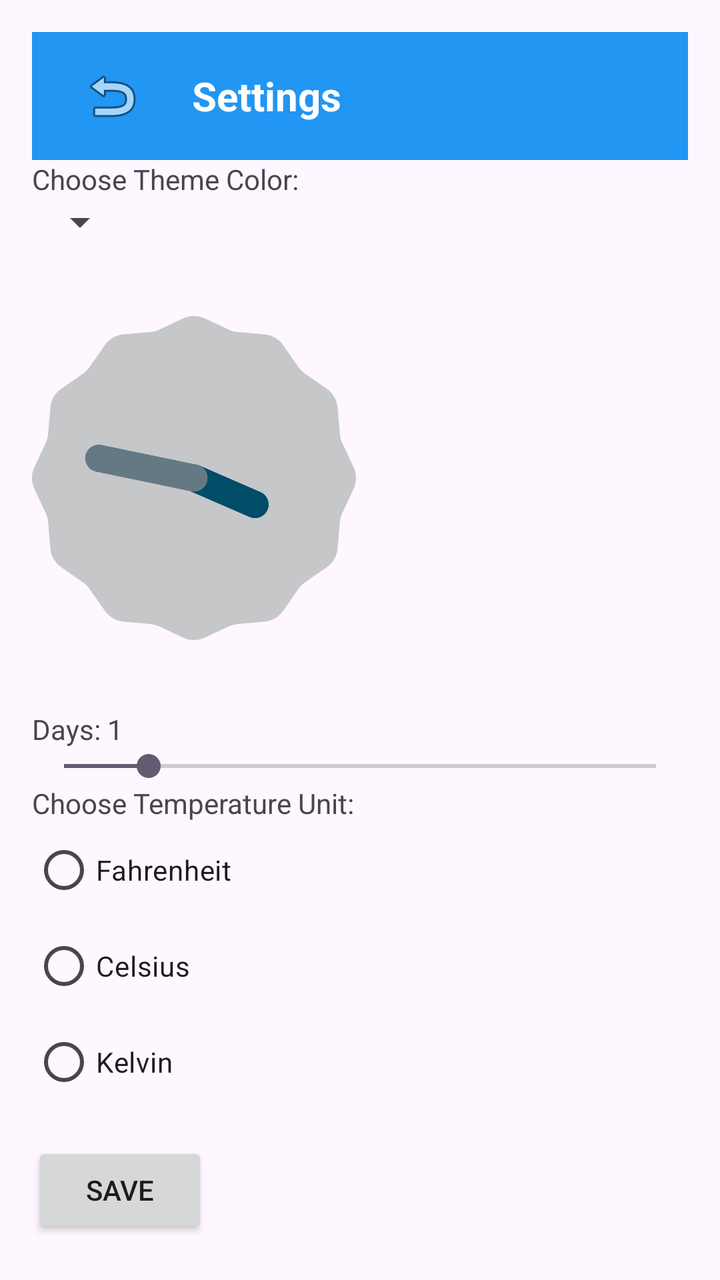
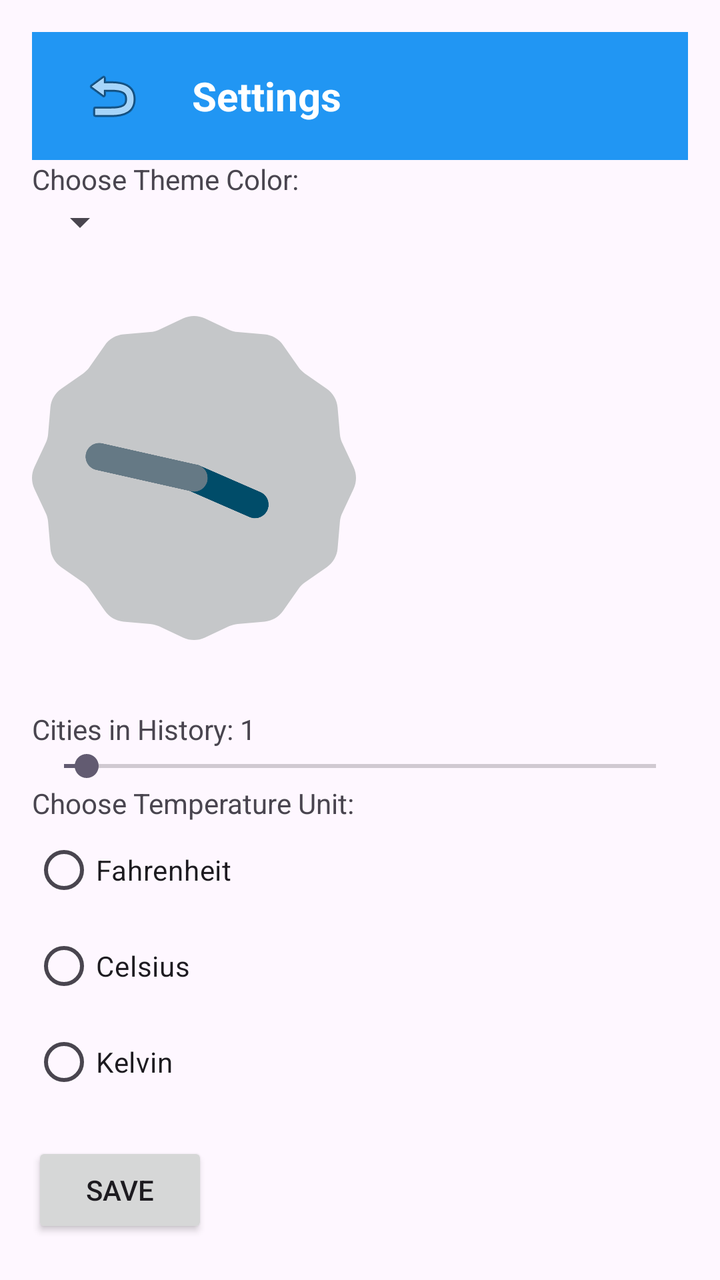

Screens rendered from an Android XML layout before and after an edit, with the pre-edit source and the edit as a unified diff.
<!-- AndroidManifest.xml: application theme Theme.WeatherApp -->
<!-- res/layout/activity_settings.xml -->
<?xml version="1.0" encoding="utf-8"?>
<LinearLayout
    xmlns:android="http://schemas.android.com/apk/res/android"
    android:orientation="vertical"
    android:layout_width="match_parent"
    android:layout_height="match_parent"
    android:padding="16dp">

    <androidx.appcompat.widget.Toolbar
        android:id="@+id/toolbar"
        android:layout_width="match_parent"
        android:layout_height="?attr/actionBarSize"
        android:background="#2196F3"
        android:elevation="4dp">

        <ImageButton
            android:id="@+id/backButton"
            android:layout_width="wrap_content"
            android:layout_height="wrap_content"
            android:src="@android:drawable/ic_menu_revert"
            android:background="?attr/selectableItemBackgroundBorderless"
            android:contentDescription="Back"
            android:padding="8dp"/>

        <TextView
            android:layout_width="wrap_content"
            android:layout_height="wrap_content"
            android:text="Settings"
            android:textColor="#FFFFFF"
            android:textSize="20sp"
            android:textStyle="bold"
            android:layout_marginStart="32dp"/>

    </androidx.appcompat.widget.Toolbar>

    <TextView
        android:layout_width="wrap_content"
        android:layout_height="wrap_content"
        android:text="Choose Theme Color:"/>

    <Spinner
        android:id="@+id/colorSpinner"
        android:layout_width="wrap_content"
        android:layout_height="wrap_content"/>

    <AnalogClock
        android:id="@+id/analogClock"
        android:layout_width="162dp"
        android:layout_height="200dp"
        android:layout_marginTop="16dp" />

    <TextView
        android:id="@+id/daysTextView"
        android:layout_width="wrap_content"
        android:layout_height="wrap_content"
        android:text="Days: 1"
        android:layout_marginTop="16dp"/>

    <SeekBar
        android:id="@+id/daysSeekBar"
        android:layout_width="match_parent"
        android:layout_height="wrap_content"
        android:max="7"
        android:progress="1"/>

    <TextView
        android:layout_width="wrap_content"
        android:layout_height="wrap_content"
        android:text="Choose Temperature Unit:"/>

    <RadioGroup
        android:id="@+id/temperatureUnits"
        android:layout_width="wrap_content"
        android:layout_height="wrap_content">
        <RadioButton
            android:id="@+id/fahrenheit"
            android:layout_width="wrap_content"
            android:layout_height="wrap_content"
            android:text="Fahrenheit"/>
        <RadioButton
            android:id="@+id/celsius"
            android:layout_width="wrap_content"
            android:layout_height="wrap_content"
            android:text="Celsius"/>
        <RadioButton
            android:id="@+id/kelvin"
            android:layout_width="wrap_content"
            android:layout_height="wrap_content"
            android:text="Kelvin"/>
    </RadioGroup>

    <Button
        android:id="@+id/saveButton"
        android:text="Save"
        android:layout_width="wrap_content"
        android:layout_height="wrap_content"
        android:layout_marginTop="16dp"/>

</LinearLayout>
<!-- resources referenced by this layout -->
<resources>
  <style name="Theme.WeatherApp" parent="Base.Theme.WeatherApp" />
  <style name="Base.Theme.WeatherApp" parent="Theme.Material3.DayNight.NoActionBar">
          
          
      </style>
</resources>

<!-- the commit's change to res/layout/activity_settings.xml (unified diff, before → after) -->
@@ -53,14 +53,14 @@
         android:id="@+id/daysTextView"
         android:layout_width="wrap_content"
         android:layout_height="wrap_content"
-        android:text="Days: 1"
+        android:text="Cities in History: 1"
         android:layout_marginTop="16dp"/>
 
     <SeekBar
         android:id="@+id/daysSeekBar"
         android:layout_width="match_parent"
         android:layout_height="wrap_content"
-        android:max="7"
+        android:max="26"
         android:progress="1"/>
 
     <TextView
